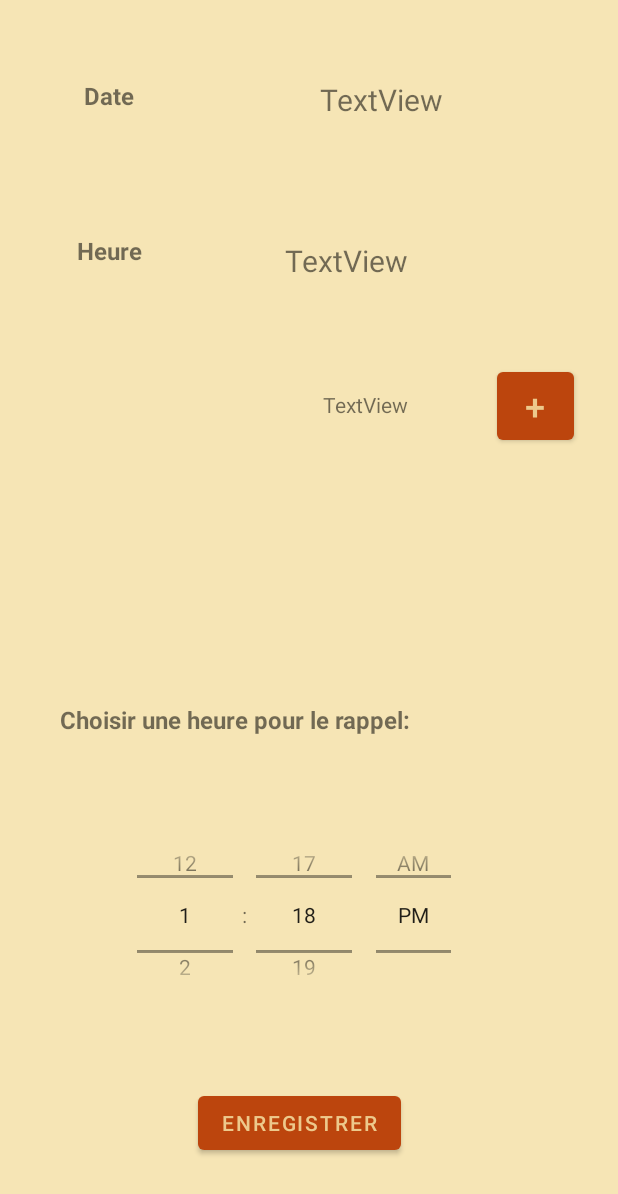
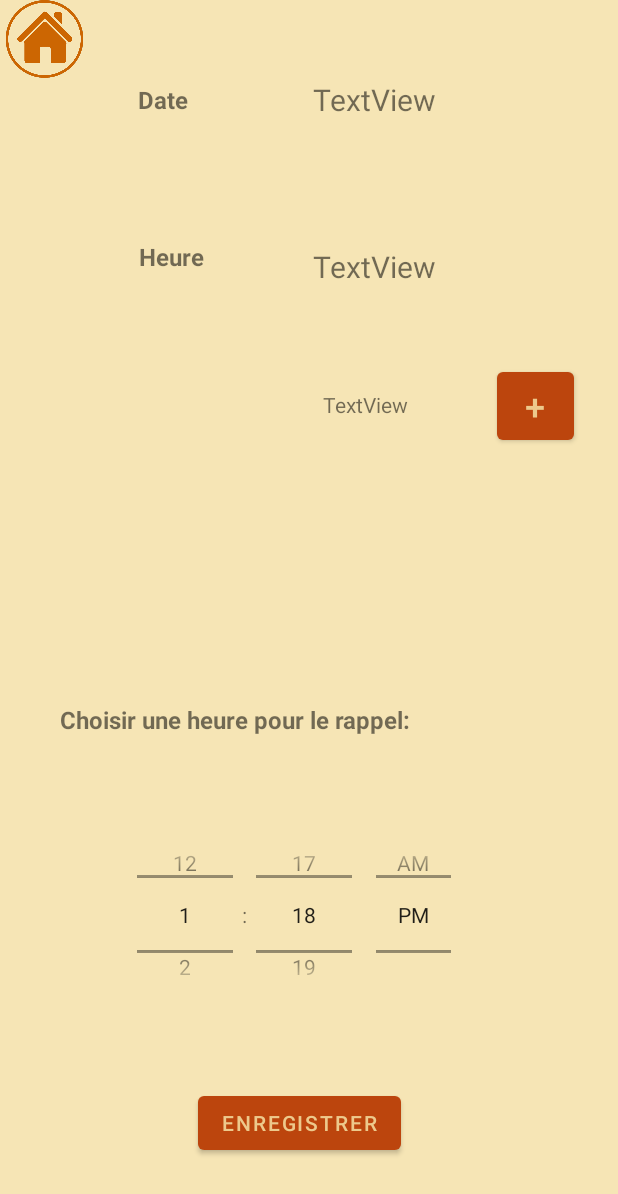
Before and after one commit to BENHDACH/AndroidTennis, an Android app: the layout activity_reservation_avtivity.xml on its own in the app's theme, with its tools: preview values and no code run, on a phone screen of 412 x 824 dp. Shown: the top 1194 px of the screen. Run offline under Robolectric (Android 15) with nearby library versions, the phone set to English and light mode, and no system bars.

Commit message:
retour home quand réserver

```diff
--- a/app/src/main/res/layout/activity_reservation_avtivity.xml
+++ b/app/src/main/res/layout/activity_reservation_avtivity.xml
@@ -7,6 +7,14 @@
     android:background="@color/white"
     android:backgroundTint="@color/white"
     tools:context=".ReservationActivity">
+
+    <ImageView
+        android:id="@+id/backhome"
+        android:layout_width="59dp"
+        android:layout_height="52dp"
+        app:layout_constraintStart_toStartOf="parent"
+        app:layout_constraintTop_toTopOf="parent"
+        app:srcCompat="@drawable/home" />
 
     <TextView
         android:id="@+id/nomNotif"
@@ -67,9 +75,9 @@
 
     <TextView
         android:id="@+id/nomDate"
-        android:layout_width="73dp"
-        android:layout_height="55dp"
-        android:layout_marginStart="56dp"
+        android:layout_width="66dp"
+        android:layout_height="37dp"
+        android:layout_marginStart="92dp"
         android:layout_marginTop="44dp"
         android:text="@string/nomDate"
         android:textSize="16sp"
@@ -77,20 +85,19 @@
         app:layout_constraintBottom_toTopOf="@+id/nomTime"
         app:layout_constraintStart_toStartOf="parent"
         app:layout_constraintTop_toTopOf="parent"
-        app:layout_constraintVertical_bias="0.15" />
+        app:layout_constraintVertical_bias="0.14" />
 
     <TextView
         android:id="@+id/nomTime"
-        android:layout_width="74dp"
-        android:layout_height="49dp"
-        android:layout_marginStart="40dp"
-        android:layout_marginTop="156dp"
+        android:layout_width="65dp"
+        android:layout_height="34dp"
+        android:layout_marginTop="160dp"
         android:text="@string/nomTime"
         android:textSize="16sp"
         android:textStyle="bold"
-        app:layout_constraintEnd_toStartOf="@+id/textTime"
-        app:layout_constraintHorizontal_bias="0.151"
-        app:layout_constraintStart_toStartOf="parent"
+        app:layout_constraintEnd_toEndOf="@+id/nomDate"
+        app:layout_constraintHorizontal_bias="0.63"
+        app:layout_constraintStart_toStartOf="@+id/nomDate"
         app:layout_constraintTop_toTopOf="parent" />
 
     <TimePicker
@@ -109,11 +116,11 @@
         android:layout_width="wrap_content"
         android:layout_height="wrap_content"
         android:layout_marginTop="4dp"
-        android:layout_marginEnd="140dp"
         android:text="TextView"
         android:textSize="20sp"
         app:layout_constraintBottom_toTopOf="@+id/idReserv"
-        app:layout_constraintEnd_toEndOf="parent"
+        app:layout_constraintEnd_toEndOf="@+id/textDate"
+        app:layout_constraintStart_toStartOf="@+id/textDate"
         app:layout_constraintTop_toTopOf="@+id/nomTime"
         app:layout_constraintVertical_bias="0.0" />
 
@@ -127,8 +134,8 @@
         android:textSize="20sp"
         app:layout_constraintBottom_toTopOf="@+id/textTime"
         app:layout_constraintEnd_toEndOf="parent"
-        app:layout_constraintHorizontal_bias="0.477"
+        app:layout_constraintHorizontal_bias="0.342"
         app:layout_constraintStart_toEndOf="@+id/nomDate"
         app:layout_constraintTop_toTopOf="parent"
-        app:layout_constraintVertical_bias="0.139" />
+        app:layout_constraintVertical_bias="0.134" />
 </androidx.constraintlayout.widget.ConstraintLayout>
```
Also changed, not shown: app/src/main/java/com/example/whykotlin/ReservationActivity.kt (+26 -7 lines).
